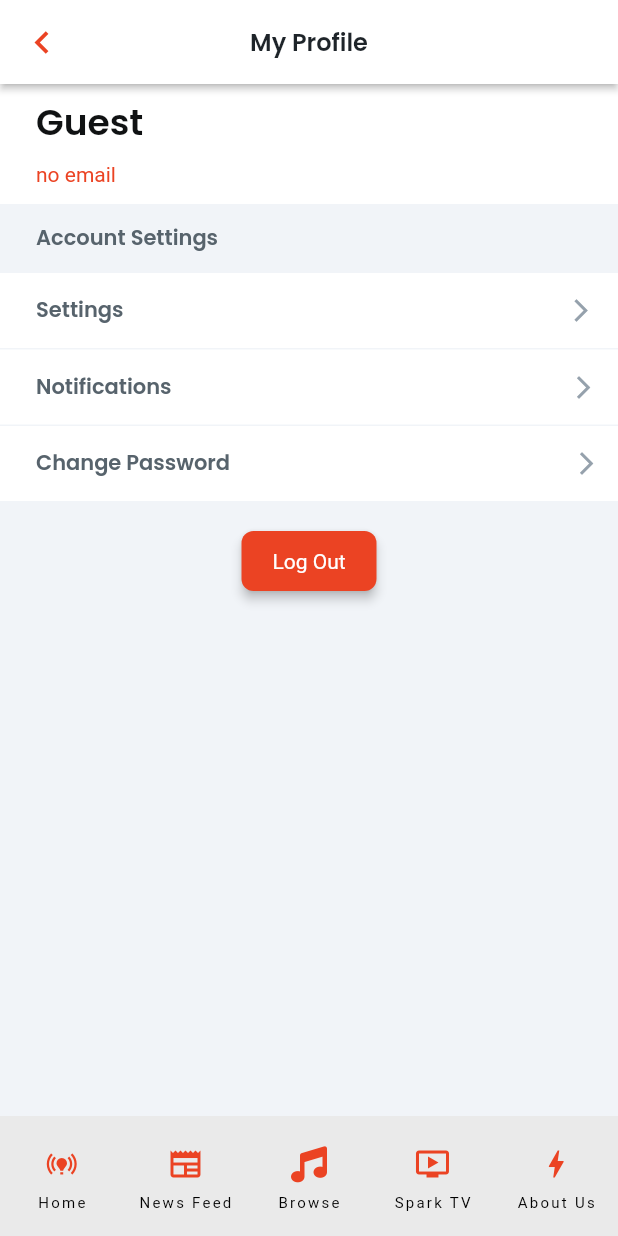
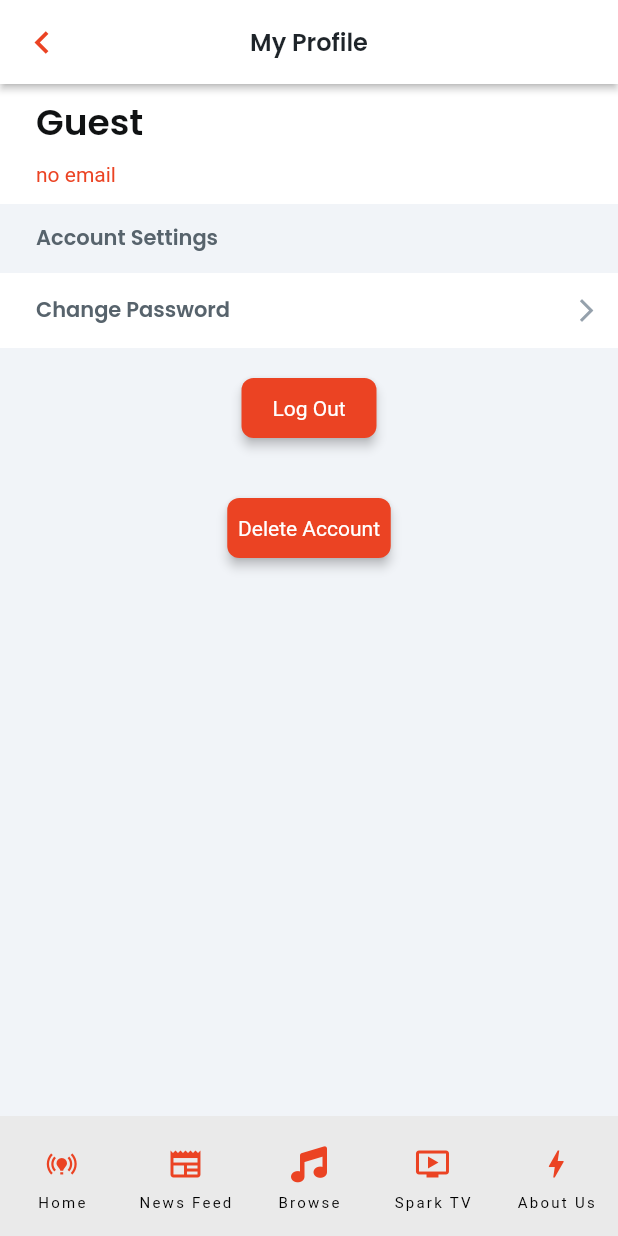
Before and after one commit to BlueCheckMS/spark_f_m, a Flutter app: the EditProfileWidget screen opened by its route, on a phone screen of 412 x 824 dp. Run offline on Flutter 3.47's test engine with Material 2 defaults, Android fonts, the phone set to English and light mode, and no system bars; drawn by our look-alikes of auto_size_text; our stand-ins replace assets_audio_player, cached_network_image, cloud_firestore, cloud_functions, dropdown_button2, easy_debounce and 24 more; missing offline and left inert: algolia, dash_chat, json_path, mime_type, webviewx_plus; accounts and stored records are empty; Roboto replaces fonts that are missing (Lexend Deca).

Commit message:
music player fix, removed settings button fixed news feed button

```diff
--- a/lib/edit_profile/edit_profile_widget.dart
+++ b/lib/edit_profile/edit_profile_widget.dart
@@ -162,86 +162,86 @@ class _EditProfileWidgetState extends State<EditProfileWidget> {
               padding: EdgeInsets.zero,
               scrollDirection: Axis.vertical,
               children: [
-                Padding(
-                  padding: EdgeInsetsDirectional.fromSTEB(0, 1, 0, 0),
-                  child: Row(
-                    mainAxisSize: MainAxisSize.max,
-                    children: [
-                      Container(
-                        width: MediaQuery.sizeOf(context).width,
-                        height: 50,
-                        decoration: BoxDecoration(
-                          color:
-                              FlutterFlowTheme.of(context).secondaryBackground,
-                          shape: BoxShape.rectangle,
-                        ),
-                        child: Row(
-                          mainAxisSize: MainAxisSize.max,
-                          children: [
-                            Padding(
-                              padding:
-                                  EdgeInsetsDirectional.fromSTEB(24, 0, 0, 0),
-                              child: Text(
-                                'Settings',
-                                style: FlutterFlowTheme.of(context).bodyMedium,
-                              ),
-                            ),
-                            Expanded(
-                              child: Align(
-                                alignment: AlignmentDirectional(0.9, 0),
-                                child: Icon(
-                                  Icons.arrow_forward_ios,
-                                  color: Color(0xFF95A1AC),
-                                  size: 18,
-                                ),
-                              ),
-                            ),
-                          ],
-                        ),
-                      ),
-                    ],
-                  ),
-                ),
-                Padding(
-                  padding: EdgeInsetsDirectional.fromSTEB(0, 1, 0, 0),
-                  child: Row(
-                    mainAxisSize: MainAxisSize.max,
-                    children: [
-                      Container(
-                        width: MediaQuery.sizeOf(context).width,
-                        height: 50,
-                        decoration: BoxDecoration(
-                          color:
-                              FlutterFlowTheme.of(context).secondaryBackground,
-                          shape: BoxShape.rectangle,
-                        ),
-                        child: Row(
-                          mainAxisSize: MainAxisSize.max,
-                          children: [
-                            Padding(
-                              padding:
-                                  EdgeInsetsDirectional.fromSTEB(24, 0, 0, 0),
-                              child: Text(
-                                'Notifications',
-                                style: FlutterFlowTheme.of(context).bodyMedium,
-                              ),
-                            ),
-                            Expanded(
-                              child: Align(
-                                alignment: AlignmentDirectional(0.9, 0),
-                                child: Icon(
-                                  Icons.arrow_forward_ios,
-                                  color: Color(0xFF95A1AC),
-                                  size: 18,
-                                ),
-                              ),
-                            ),
-                          ],
-                        ),
-                      ),
-                    ],
-                  ),
-                ),
+                // Padding(
+                //   padding: EdgeInsetsDirectional.fromSTEB(0, 1, 0, 0),
+                //   child: Row(
+                //     mainAxisSize: MainAxisSize.max,
+                //     children: [
+                //       Container(
+                //         width: MediaQuery.sizeOf(context).width,
+                //         height: 50,
+                //         decoration: BoxDecoration(
+                //           color:
+                //               FlutterFlowTheme.of(context).secondaryBackground,
+                //           shape: BoxShape.rectangle,
+                //         ),
+                //         child: Row(
+                //           mainAxisSize: MainAxisSize.max,
+                //           children: [
+                //             Padding(
+                //               padding:
+                //                   EdgeInsetsDirectional.fromSTEB(24, 0, 0, 0),
+                //               child: Text(
+                //                 'Settings',
+                //                 style: FlutterFlowTheme.of(context).bodyMedium,
+                //               ),
+                //             ),
+                //             Expanded(
+                //               child: Align(
+                //                 alignment: AlignmentDirectional(0.9, 0),
+                //                 child: Icon(
+                //                   Icons.arrow_forward_ios,
+                //                   color: Color(0xFF95A1AC),
+                //                   size: 18,
+                //                 ),
+                //               ),
+                //             ),
+                //           ],
+                //         ),
+                //       ),
+                //     ],
+                //   ),
+                // ),
+                // Padding(
+                //   padding: EdgeInsetsDirectional.fromSTEB(0, 1, 0, 0),
+                //   child: Row(
+                //     mainAxisSize: MainAxisSize.max,
+                //     children: [
+                //       Container(
+                //         width: MediaQuery.sizeOf(context).width,
+                //         height: 50,
+                //         decoration: BoxDecoration(
+                //           color:
+                //               FlutterFlowTheme.of(context).secondaryBackground,
+                //           shape: BoxShape.rectangle,
+                //         ),
+                //         child: Row(
+                //           mainAxisSize: MainAxisSize.max,
+                //           children: [
+                //             Padding(
+                //               padding:
+                //                   EdgeInsetsDirectional.fromSTEB(24, 0, 0, 0),
+                //               child: Text(
+                //                 'Notifications',
+                //                 style: FlutterFlowTheme.of(context).bodyMedium,
+                //               ),
+                //             ),
+                //             Expanded(
+                //               child: Align(
+                //                 alignment: AlignmentDirectional(0.9, 0),
+                //                 child: Icon(
+                //                   Icons.arrow_forward_ios,
+                //                   color: Color(0xFF95A1AC),
+                //                   size: 18,
+                //                 ),
+                //               ),
+                //             ),
+                //           ],
+                //         ),
+                //       ),
+                //     ],
+                //   ),
+                // ),
                 Padding(
                   padding: EdgeInsetsDirectional.fromSTEB(0, 1, 0, 0),
                   child: Row(
@@ -344,6 +344,43 @@ class _EditProfileWidgetState extends State<EditProfileWidget> {
                     ],
                   ),
                 ),
+                // Generated code for this Row Widget...
+                Padding(
+                  padding: EdgeInsetsDirectional.fromSTEB(0, 20, 0, 20),
+                  child: Row(
+                    mainAxisSize: MainAxisSize.max,
+                    mainAxisAlignment: MainAxisAlignment.center,
+                    children: [
+                      FFButtonWidget(
+                        onPressed: () async {
+                          await authManager.deleteUser(context);
+                          context.pushNamed('SignInDemo');
+                        },
+                        text: 'Delete Account',
+                        options: FFButtonOptions(
+                          width: 109,
+                          height: 40,
+                          padding: EdgeInsetsDirectional.fromSTEB(0, 0, 0, 0),
+                          iconPadding:
+                              EdgeInsetsDirectional.fromSTEB(0, 0, 0, 0),
+                          color: FlutterFlowTheme.of(context).secondary,
+                          textStyle:
+                              FlutterFlowTheme.of(context).bodySmall.override(
+                                    fontFamily: 'Lexend Deca',
+                                    color: FlutterFlowTheme.of(context).primary,
+                                    fontSize: 14,
+                                    fontWeight: FontWeight.normal,
+                                  ),
+                          elevation: 3,
+                          borderSide: BorderSide(
+                            color: Colors.transparent,
+                            width: 1,
+                          ),
+                        ),
+                      ),
+                    ],
+                  ),
+                )
               ],
             ),
           ),
--- a/lib/news_feed_demo/news_feed_demo_widget.dart
+++ b/lib/news_feed_demo/news_feed_demo_widget.dart
@@ -323,7 +323,7 @@ class _NewsFeedDemoWidgetState extends State<NewsFeedDemoWidget>
                                       hoverColor: Colors.transparent,
                                       highlightColor: Colors.transparent,
                                       onTap: () async {
-                                        context.push(
+                                        context.pushNamed(
                                           'NewsStoryDemo',
                                           extra: {
                                             'post': serializeParam(
--- a/lib/song_screen/song_screen.dart
+++ b/lib/song_screen/song_screen.dart
@@ -84,7 +84,7 @@ class __AssetAudioPlayerState extends State<AssetAudioPlayer> {
                       duration: Duration(milliseconds: 250),
                       height: mini
                           ? MediaQuery.sizeOf(context).height * .07
-                          : MediaQuery.sizeOf(context).height * .8658,
+                          : MediaQuery.sizeOf(context).height * .8649,
                       child: mini
                           ? Padding(
                               padding: const EdgeInsetsDirectional.fromSTEB(
--- a/pubspec.yaml
+++ b/pubspec.yaml
@@ -15,7 +15,7 @@ publish_to: 'none' # Remove this line if you wish to publish to pub.dev
 # In iOS, build-name is used as CFBundleShortVersionString while build-number used as CFBundleVersion.
 # Read more about iOS versioning at
 # https://developer.apple.com/library/archive/documentation/General/Reference/InfoPlistKeyReference/Articles/CoreFoundationKeys.html
-version: 1.0.3+1
+version: 1.0.4+1
 
 environment:
   sdk: ">=3.0.0 <4.0.0"
```
